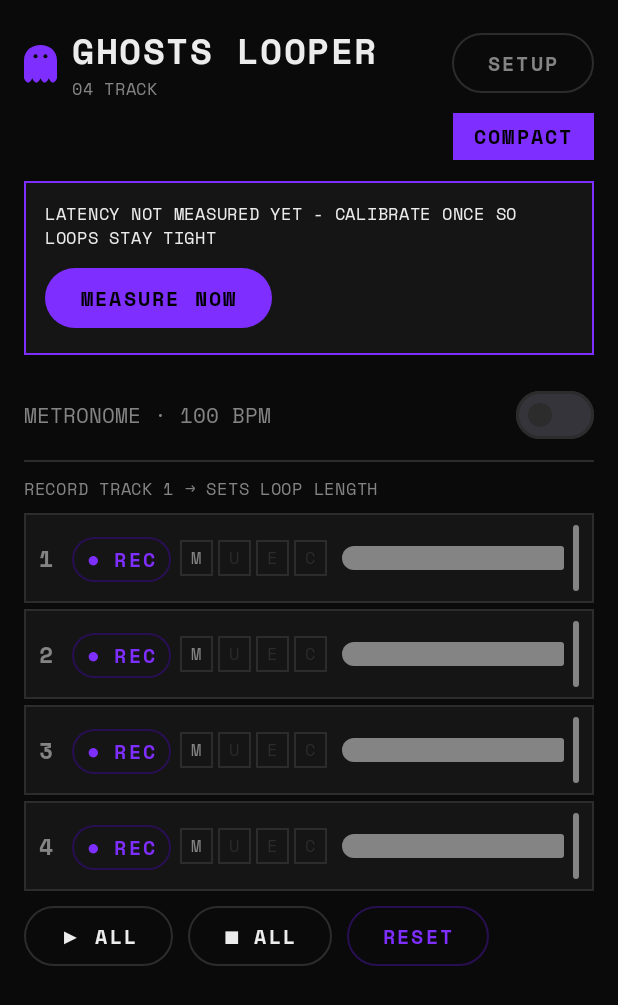
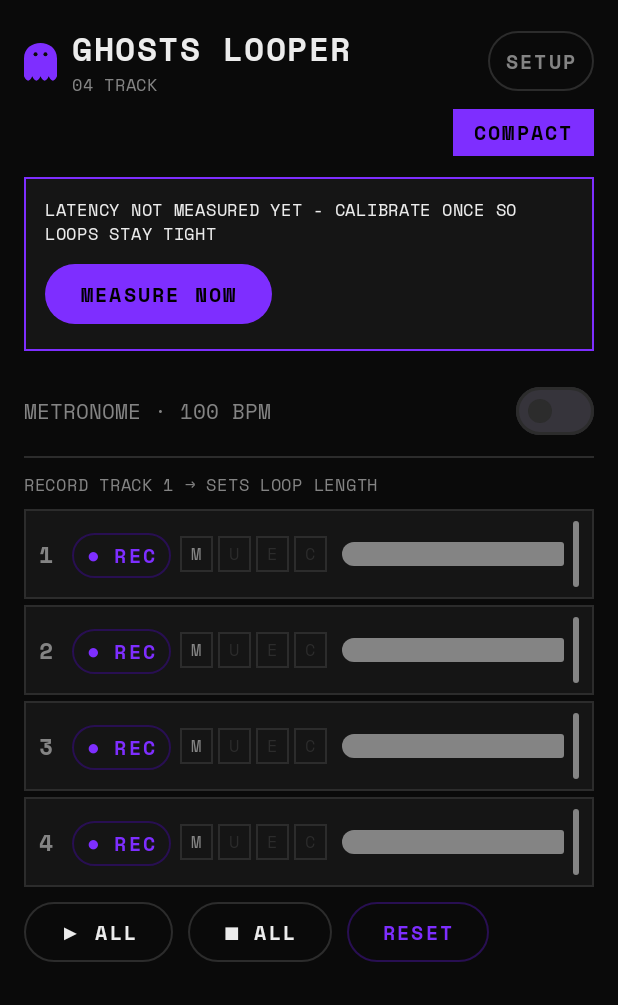
Before and after one commit to Tobias1601/ghosts-looper, an Android app built with Jetpack Compose: the screen it shows after launch (MainActivity), on a phone screen of 412 x 824 dp. Shown: the top 1005 px of the screen. Run offline under Robolectric (Android 15) with nearby library versions, the phone set to English and light mode, and no system bars.

Commit message:
Fix header: SETUP button no longer wraps

```diff
--- a/app/src/main/java/com/diy/loopstation/MainActivity.kt
+++ b/app/src/main/java/com/diy/loopstation/MainActivity.kt
@@ -22,6 +22,7 @@ import androidx.compose.ui.Modifier
 import androidx.compose.ui.graphics.Color
 import androidx.compose.ui.platform.LocalContext
 import androidx.compose.ui.unit.dp
+import androidx.compose.ui.unit.sp
 import androidx.core.content.ContextCompat
 import kotlinx.coroutines.delay
 import java.io.File
@@ -174,19 +175,40 @@ fun LooperScreen(
             horizontalArrangement = Arrangement.SpaceBetween,
             verticalAlignment = Alignment.CenterVertically
         ) {
-            Row(verticalAlignment = Alignment.CenterVertically) {
+            Row(Modifier.weight(1f), verticalAlignment = Alignment.CenterVertically) {
                 GhostIcon(modifier = Modifier.width(22.dp).height(32.dp), color = AccentSignal)
                 Spacer(Modifier.width(10.dp))
-                Column {
-                    Text(Strings.t("app_title"), style = MaterialTheme.typography.headlineMedium, color = TextPrimary)
-                    Text(Strings.t("app_subtitle"), style = MaterialTheme.typography.bodySmall, color = TextSecondary)
+                Column(Modifier.weight(1f)) {
+                    Text(
+                        Strings.t("app_title"),
+                        style = MaterialTheme.typography.headlineMedium.copy(fontSize = 22.sp),
+                        color = TextPrimary,
+                        maxLines = 1,
+                        overflow = androidx.compose.ui.text.style.TextOverflow.Ellipsis
+                    )
+                    Text(
+                        Strings.t("app_subtitle"),
+                        style = MaterialTheme.typography.bodySmall,
+                        color = TextSecondary,
+                        maxLines = 1,
+                        overflow = androidx.compose.ui.text.style.TextOverflow.Ellipsis
+                    )
                 }
             }
+            Spacer(Modifier.width(8.dp))
             OutlinedButton(
                 onClick = { settingsOpen = !settingsOpen },
                 border = BorderStroke(1.dp, if (settingsOpen) AccentSignal else OutlineGrey),
-                colors = ButtonDefaults.outlinedButtonColors(contentColor = if (settingsOpen) AccentSignal else TextSecondary)
-            ) { Text(Strings.t("setup"), style = MaterialTheme.typography.labelLarge) }
+                colors = ButtonDefaults.outlinedButtonColors(contentColor = if (settingsOpen) AccentSignal else TextSecondary),
+                contentPadding = PaddingValues(horizontal = 12.dp, vertical = 6.dp)
+            ) {
+                Text(
+                    Strings.t("setup"),
+                    style = MaterialTheme.typography.labelLarge,
+                    maxLines = 1,
+                    softWrap = false
+                )
+            }
         }
 
         Spacer(Modifier.height(8.dp))
```
